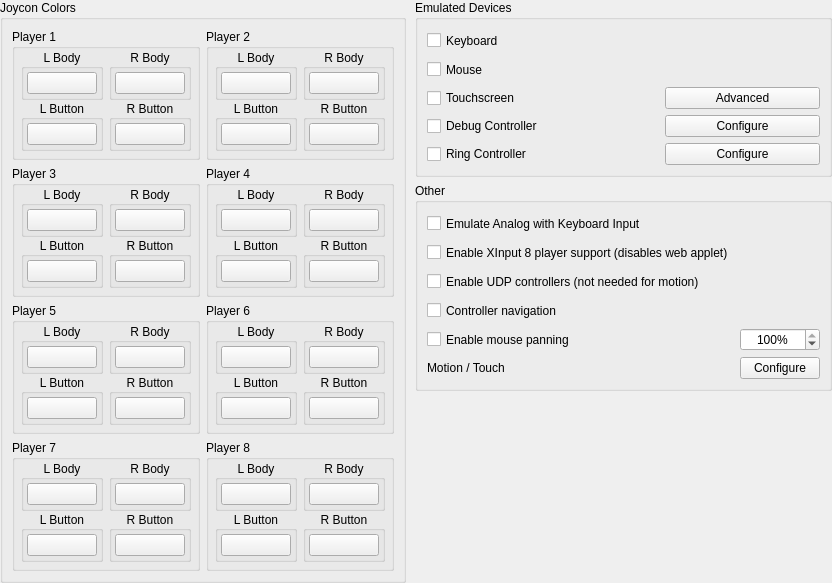
Qt form src/yuzu/configuration/configure_input_advanced.ui (QuantumGhost/yuzu) before a commit.
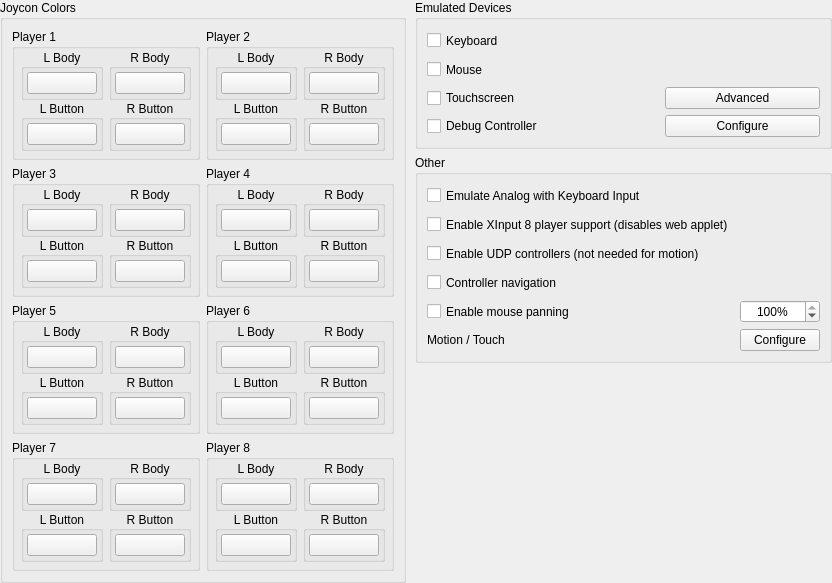
The same form after that commit.

The edit to the form file:
```diff
--- a/src/yuzu/configuration/configure_input_advanced.ui
+++ b/src/yuzu/configuration/configure_input_advanced.ui
@@ -2603,20 +2603,6 @@
                  </property>
                 </widget>
                </item>
-               <item row="4" column="0">
-                <widget class="QCheckBox" name="enable_ring_controller">
-                 <property name="text">
-                  <string>Ring Controller</string>
-                 </property>
-                </widget>
-               </item>
-               <item row="4" column="2">
-                <widget class="QPushButton" name="ring_controller_configure">
-                 <property name="text">
-                  <string>Configure</string>
-                 </property>
-                </widget>
-               </item>
               </layout>
              </widget>
             </item>
```
